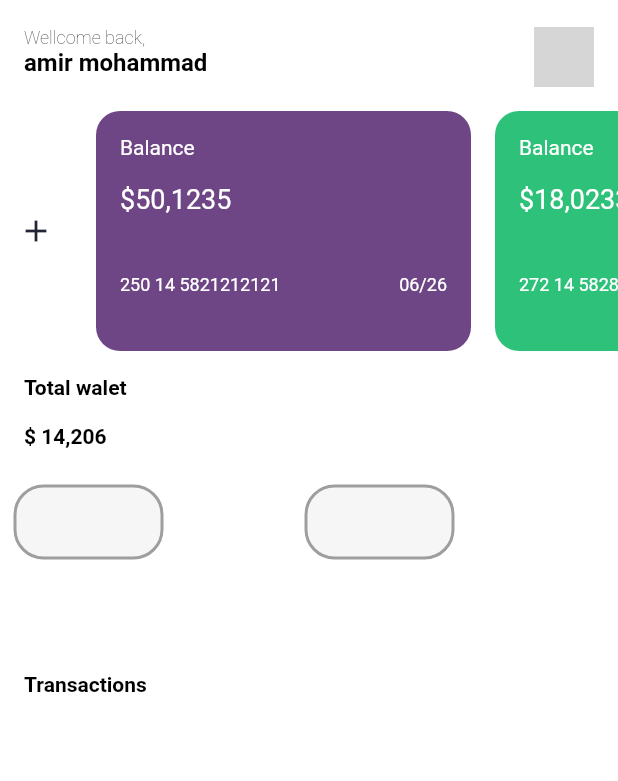
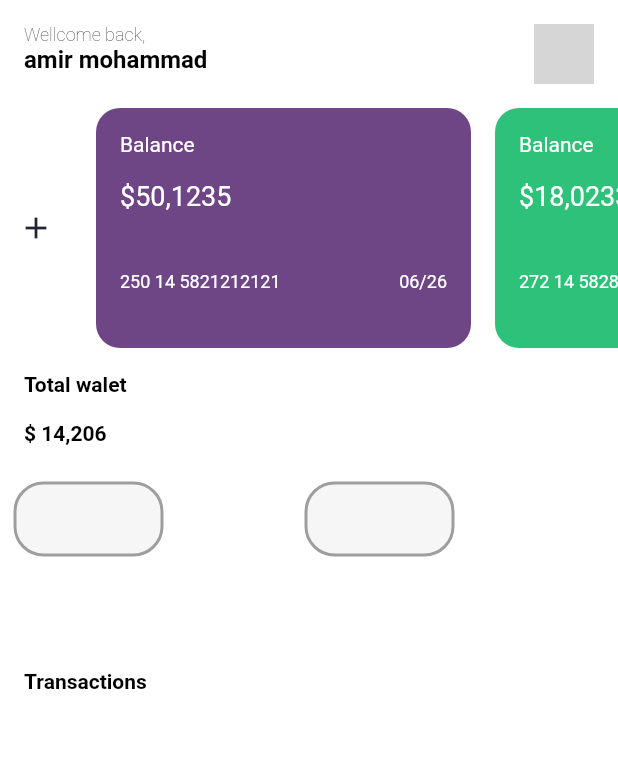
Before and after one commit to AmirMohammad79/Chortckeh, a Flutter app: the Home screen opened by its route, on a phone screen of 412 x 824 dp. Shown: the top 781 px of the screen. Run offline on Flutter 3.47's test engine with Material 2 defaults, Android fonts, the phone set to English and light mode, and no system bars; our stand-ins replace flutter_otp_text_field; network calls fail; grey boxes are pictures that could not be loaded.

Commit message:
change padding

```diff
--- a/lib/home.dart
+++ b/lib/home.dart
@@ -14,7 +14,7 @@ class Home extends StatelessWidget {
             mainAxisSize: MainAxisSize.max,
             children: <Widget>[
               Padding(
-                padding: const EdgeInsets.fromLTRB(16, 18, 16, 0),
+                padding: const EdgeInsets.fromLTRB(16, 16, 16, 0),
                 child: Row(
                   mainAxisAlignment: MainAxisAlignment.spaceBetween,
                   crossAxisAlignment: CrossAxisAlignment.start,
```
